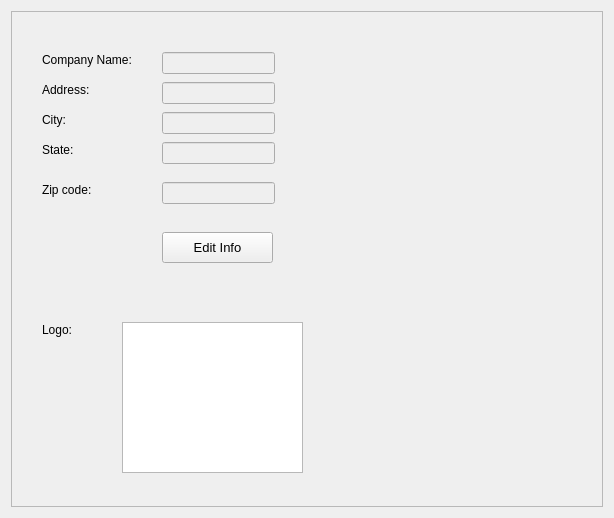
Qt form settingsscreen.ui (WNewsome/Pharmaceutical-Point-of-Sale) before a commit.
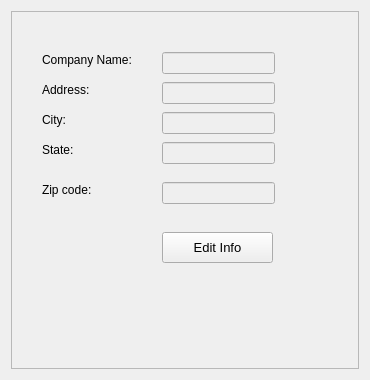
The same form after that commit.

Patch:
```diff
--- a/settingsscreen.ui
+++ b/settingsscreen.ui
@@ -6,8 +6,8 @@
    <rect>
     <x>0</x>
     <y>0</y>
-    <width>614</width>
-    <height>518</height>
+    <width>370</width>
+    <height>380</height>
    </rect>
   </property>
   <property name="windowTitle">
@@ -27,8 +27,8 @@
        <rect>
         <x>0</x>
         <y>0</y>
-        <width>594</width>
-        <height>498</height>
+        <width>346</width>
+        <height>356</height>
        </rect>
       </property>
       <widget class="QLabel" name="label_14">
@@ -49,19 +49,6 @@
         <string>Company Name:</string>
        </property>
       </widget>
-      <widget class="QLabel" name="label_15">
-       <property name="geometry">
-        <rect>
-         <x>30</x>
-         <y>310</y>
-         <width>55</width>
-         <height>16</height>
-        </rect>
-       </property>
-       <property name="text">
-        <string>Logo:</string>
-       </property>
-      </widget>
       <widget class="QLabel" name="label_16">
        <property name="geometry">
         <rect>
@@ -106,16 +93,6 @@
         </rect>
        </property>
       </widget>
-      <widget class="QGraphicsView" name="graphicsView_3">
-       <property name="geometry">
-        <rect>
-         <x>110</x>
-         <y>310</y>
-         <width>181</width>
-         <height>151</height>
-        </rect>
-       </property>
-      </widget>
       <widget class="QLabel" name="label_17">
        <property name="geometry">
         <rect>
```
